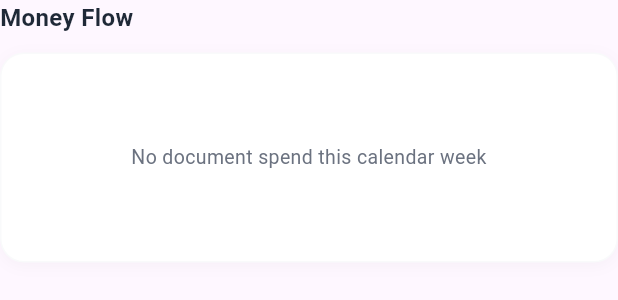
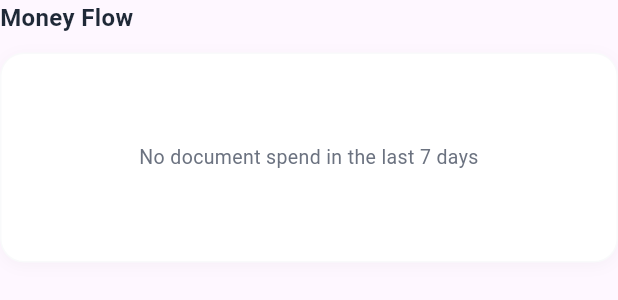
Before and after one commit to mannbillywe/Billy, a Flutter app: the MoneyFlowChart widget shown alone on an empty page, opened directly, on a phone screen of 412 x 824 dp. Shown: the top 300 px of the screen. Run offline on Flutter 3.47's test engine with Material 3 defaults, Android fonts, the phone set to English and light mode, and no system bars; our stand-ins replace csv, file_picker, fl_chart, flutter_riverpod, image_picker, pdf and 4 more; missing offline and left inert: fetch_client; accounts and stored records are empty.

Commit message:
fix(dashboard): align home spend with Analytics 1W rolling window; goat default off
Dashboard hero, Money Flow, and document count now use the same 7-day rolling
bucketing as DocumentDateRange.lastSevenDaySpendingByBasis (Analytics 1W
chart), not Mon–Sun ISO week — fixes mismatch where Analytics looked correct
but Home did not.

- Add totalRollingSevenDaySpend + countDocumentsRollingSevenDay helpers.
- Add rollingSevenDay* + priorRollingSevenDay* on DashboardSpendMath.
- Copy: Last 7 days, vs prior 7 days; segment label explains Analytics parity.
- Tests updated for rolling window.

Supabase: migration sets profiles.goat default false for new signups only
(does not mass-update existing rows). Enable GOAT per user in SQL/Table Editor.
If everyone was turned on by a prior migration, run:
  update public.profiles set goat = false;
then set goat = true only for chosen accounts.

Made-with: Cursor

```diff
--- a/lib/features/dashboard/widgets/money_flow_chart.dart
+++ b/lib/features/dashboard/widgets/money_flow_chart.dart
@@ -35,7 +35,7 @@ class MoneyFlowChart extends StatelessWidget {
               ],
             ),
             child: const Text(
-              'No document spend this calendar week',
+              'No document spend in the last 7 days',
               textAlign: TextAlign.center,
               style: TextStyle(fontSize: 13, color: BillyTheme.gray500),
             ),
@@ -52,7 +52,7 @@ class MoneyFlowChart extends StatelessWidget {
       crossAxisAlignment: CrossAxisAlignment.start,
       children: [
         const Text(
-          'Money flow (this week)',
+          'Money flow (last 7 days)',
           style: TextStyle(fontSize: 16, fontWeight: FontWeight.w600, color: BillyTheme.gray800),
         ),
         const SizedBox(height: 12),
--- a/lib/features/dashboard/widgets/spend_hero.dart
+++ b/lib/features/dashboard/widgets/spend_hero.dart
@@ -10,7 +10,7 @@ class SpendHero extends StatelessWidget {
     super.key,
     required this.weekSpend,
     required this.currencyCode,
-    this.weekSubtitle = 'Receipts & invoices · by upload date (Mon–today)',
+    this.weekSubtitle = 'Receipts & invoices · last 7 days by save date',
     this.documentCountThisWeek,
     this.weeklyData = const [],
     this.lendCollectWeek = const [],
@@ -77,7 +77,7 @@ class SpendHero extends StatelessWidget {
             crossAxisAlignment: CrossAxisAlignment.start,
             children: [
               Text(
-                'This week',
+                'Last 7 days',
                 style: TextStyle(
                   fontSize: 14,
                   fontWeight: FontWeight.w500,
@@ -105,7 +105,7 @@ class SpendHero extends StatelessWidget {
               if (documentCountThisWeek != null) ...[
                 const SizedBox(height: 6),
                 Text(
-                  '${documentCountThisWeek!} ${documentCountThisWeek == 1 ? 'receipt or invoice' : 'receipts & invoices'} in this week (same rules as the total above)',
+                  '${documentCountThisWeek!} ${documentCountThisWeek == 1 ? 'receipt or invoice' : 'receipts & invoices'} in the last 7 days (same rules as the total above)',
                   style: TextStyle(
                     fontSize: 11,
                     fontWeight: FontWeight.w500,
@@ -174,7 +174,7 @@ class SpendHero extends StatelessWidget {
               if (changePct != null) ...[
                 const SizedBox(height: 8),
                 Text(
-                  '${isUp ? 'Up' : 'Down'} $changePct% vs last week',
+                  '${isUp ? 'Up' : 'Down'} $changePct% vs prior 7 days',
                   style: TextStyle(
                     fontSize: 12,
                     fontWeight: FontWeight.w500,
@@ -187,7 +187,7 @@ class SpendHero extends StatelessWidget {
                 children: [
                   _LegendDot(
                     color: BillyTheme.emerald500,
-                    label: 'Spend · Mon–Sun',
+                    label: 'Spend · 7-day window',
                   ),
                   if (showLendChart) ...[
                     const SizedBox(width: 14),
```
Also changed, not shown: lib/core/utils/document_date_range.dart (+27 -0 lines), lib/features/dashboard/screens/dashboard_screen.dart (+5 -5 lines), lib/features/dashboard/utils/dashboard_spend_math.dart (+50 -3 lines), 2 other files.
